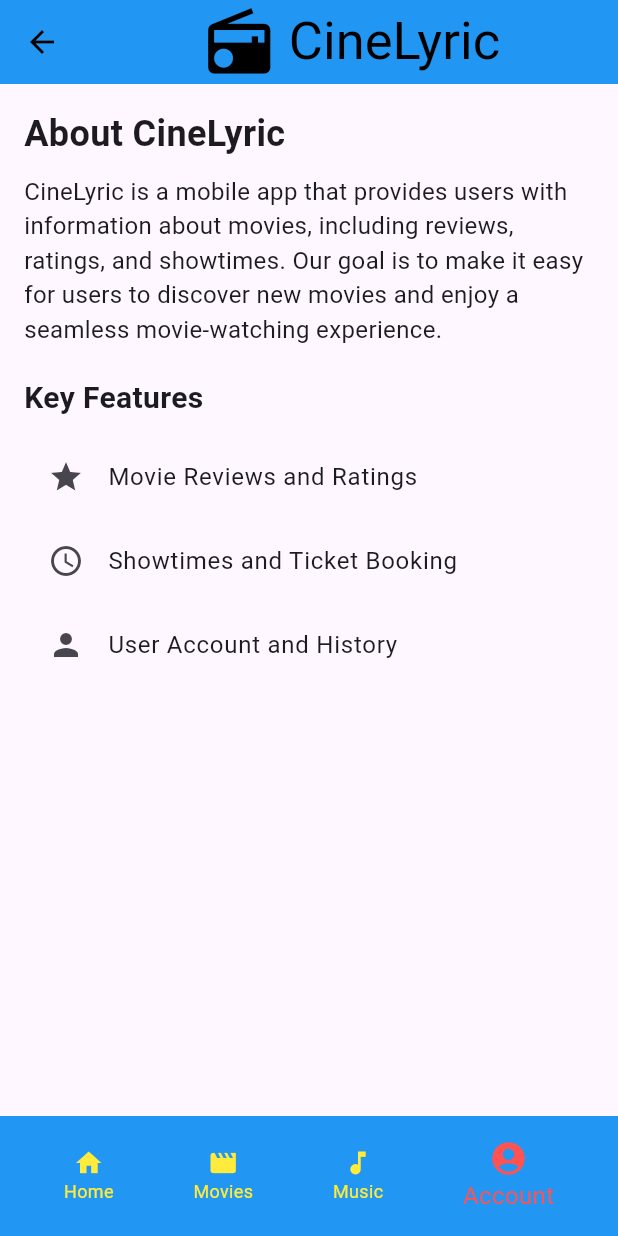
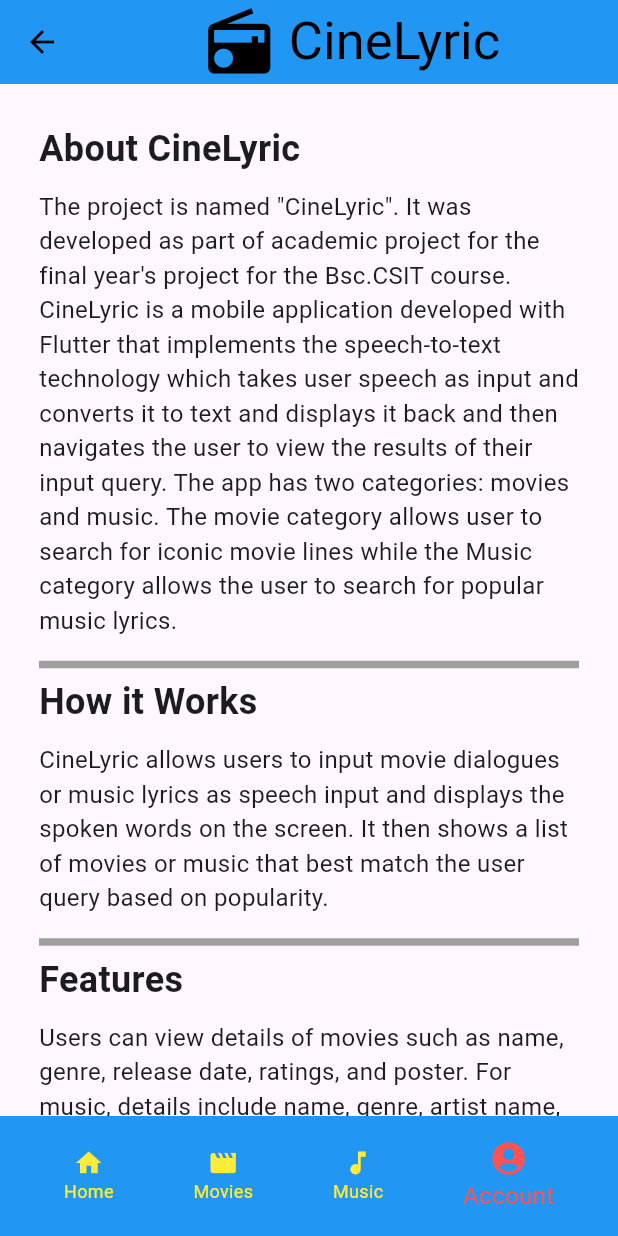
Before and after one commit to SusanAcharya/cinelyric, a Flutter app: the AboutUsPage screen opened directly, on a phone screen of 412 x 824 dp. Run offline on Flutter 3.47's test engine with Material 3 defaults, Android fonts, the phone set to English and light mode, and no system bars; our stand-ins replace lottie, shared_preferences, speech_to_text, youtube_player_flutter; accounts and stored records are empty.

Commit message:
Update about_us_page.dart

```diff
--- a/lib/screens/about_us_page.dart
+++ b/lib/screens/about_us_page.dart
@@ -1,4 +1,3 @@
-// about_us_page.dart
 import 'package:cinelyric/elements/appbar.dart';
 import 'package:cinelyric/elements/bottombar.dart';
 import 'package:flutter/material.dart';
@@ -8,42 +7,54 @@
   Widget build(BuildContext context) {
     return Scaffold(
       appBar: const MyAppBar(),
-      body: Padding(
+      body: SingleChildScrollView(
         padding: const EdgeInsets.all(16.0),
-        child: Column(
-          crossAxisAlignment: CrossAxisAlignment.start,
-          children: [
-            Text(
-              'About CineLyric',
-              style: TextStyle(fontSize: 24, fontWeight: FontWeight.bold),
-            ),
-            const SizedBox(height: 10),
-            Text(
-              'CineLyric is a mobile app that provides users with information about movies, including reviews, ratings, and showtimes. Our goal is to make it easy for users to discover new movies and enjoy a seamless movie-watching experience.',
-              style: TextStyle(fontSize: 16),
-            ),
-            const SizedBox(height: 20),
-            Text(
-              'Key Features',
-              style: TextStyle(fontSize: 20, fontWeight: FontWeight.bold),
-            ),
-            const SizedBox(height: 10),
-            ListTile(
-              leading: Icon(Icons.star),
-              title: Text('Movie Reviews and Ratings'),
-            ),
-            ListTile(
-              leading: Icon(Icons.schedule),
-              title: Text('Showtimes and Ticket Booking'),
-            ),
-            ListTile(
-              leading: Icon(Icons.person),
-              title: Text('User Account and History'),
-            ),
-          ],
+        child: Padding(
+          padding: const EdgeInsets.all(10.0),
+          child: Column(
+            crossAxisAlignment: CrossAxisAlignment.start,
+            children: [
+              _buildSection('About CineLyric',
+                  'The project is named "CineLyric". It was developed as part of academic project for the final year\'s project for the Bsc.CSIT course. CineLyric is a mobile application developed with Flutter that implements the speech-to-text technology which takes user speech as input and converts it to text and displays it back and then navigates the user to view the results of their input query. The app has two categories: movies and music. The movie category allows user to search for iconic movie lines while the Music category allows the user to search for popular music lyrics.'),
+              _buildDivider(),
+              _buildSection('How it Works',
+                  'CineLyric allows users to input movie dialogues or music lyrics as speech input and displays the spoken words on the screen. It then shows a list of movies or music that best match the user query based on popularity.'),
+              _buildDivider(),
+              _buildSection('Features',
+                  'Users can view details of movies such as name, genre, release date, ratings, and poster. For music, details include name, genre, artist name, release date, and lyrics. Users can also watch trailers for movies or music videos for songs.'),
+              _buildDivider(),
+              _buildSection('Contact the Team',
+                  'For any inquiries or feedback, please contact us at contact@cinelyric.com.'),
+            ],
+          ),
         ),
       ),
       bottomNavigationBar: MyAppBottomBar(currentPageIndex: 3),
     );
   }
+
+  Widget _buildSection(String title, String description) {
+    return Column(
+      crossAxisAlignment: CrossAxisAlignment.start,
+      children: [
+        Text(
+          title,
+          style: TextStyle(fontSize: 24, fontWeight: FontWeight.bold),
+        ),
+        SizedBox(height: 10),
+        Text(
+          description,
+          style: TextStyle(fontSize: 16),
+        ),
+        SizedBox(height: 10),
+      ],
+    );
+  }
+
+  Widget _buildDivider() {
+    return Divider(
+      thickness: 5,
+      color: Colors.grey,
+    );
+  }
 }
```
